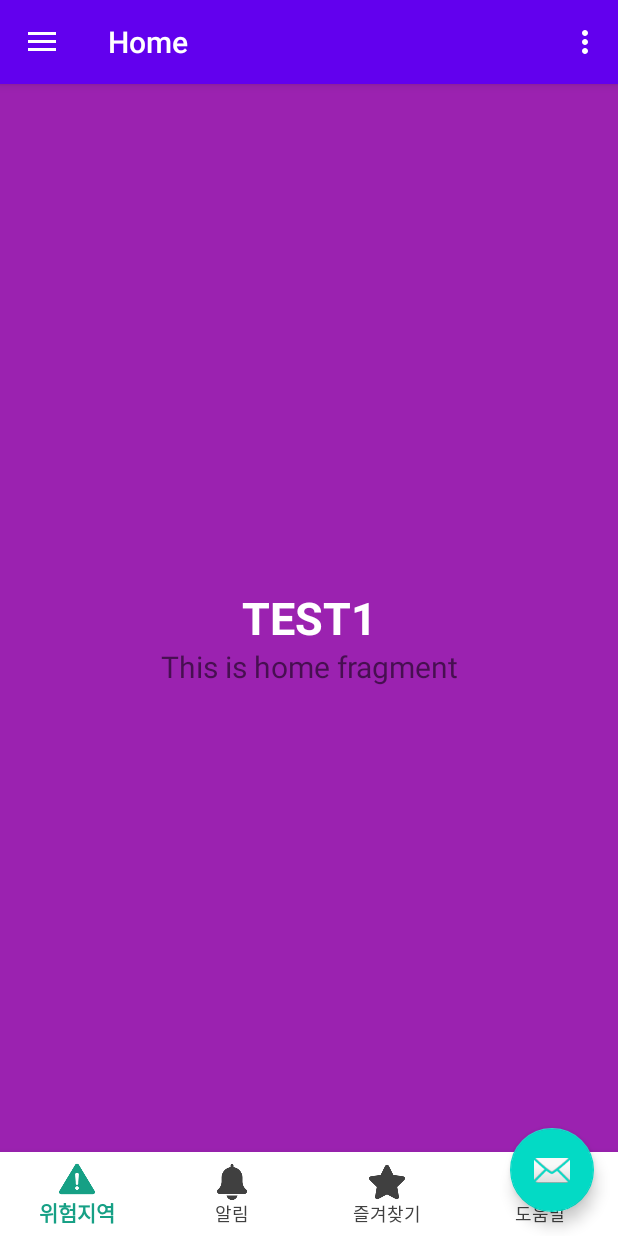
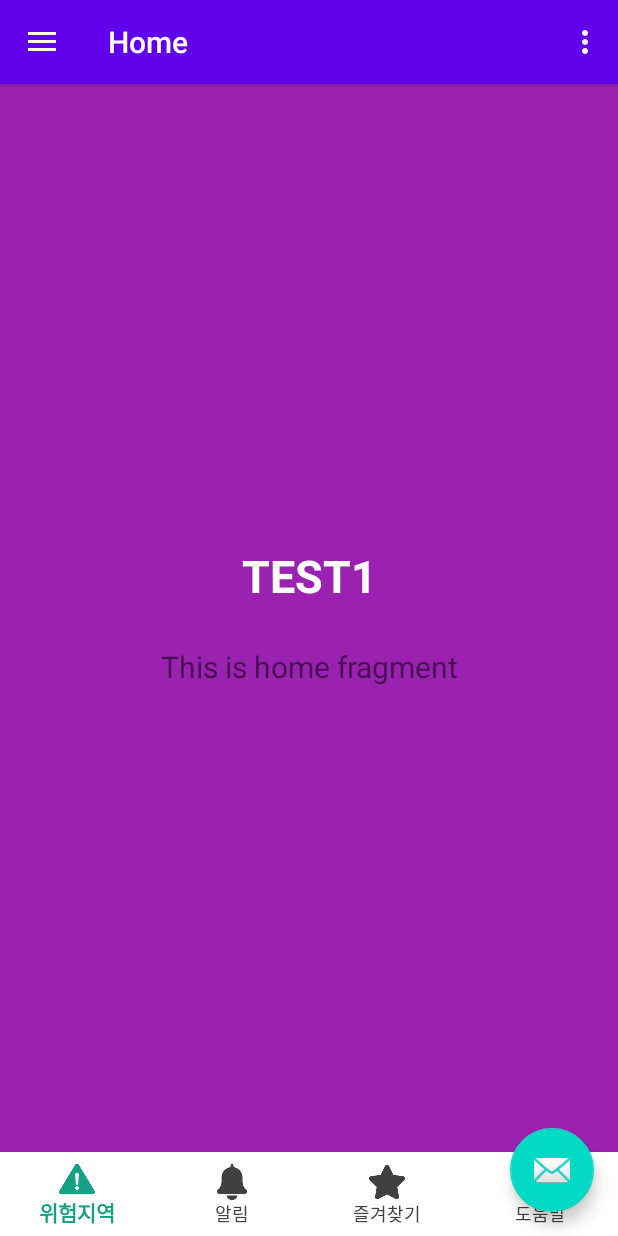
Before and after one commit to HMisu/BarrierFree, an Android app: the screen it shows after launch (MainActivity), on a phone screen of 412 x 824 dp. Run offline under Robolectric (Android 15) with nearby library versions, the phone set to English and light mode, and no system bars; our stand-ins replace navigation-ui.

Commit message:
200511 미혜 수정본에 네비게이션 UI 수정 및 java 구현

```diff
--- a/app/src/main/res/layout/activity_main.xml
+++ b/app/src/main/res/layout/activity_main.xml
@@ -6,36 +6,31 @@
     android:layout_width="match_parent"
     android:layout_height="match_parent"
     android:fitsSystemWindows="true"
-    tools:openDrawer="start">
+    tools:openDrawer="start"
+    tools:context=".MainActivity">
 
-    <androidx.constraintlayout.widget.ConstraintLayout
+    <RelativeLayout
         android:layout_width="match_parent"
-        android:layout_height="match_parent">
+        android:layout_height="match_parent"
+        android:orientation="vertical">
 
-        <FrameLayout
-            android:id="@+id/main_layout"
-            android:layout_width="0dp"
+        <FrameLayout android:id="@+id/main_layout"
+            android:layout_width="match_parent"
             android:layout_height="match_parent"
-            app:layout_constraintEnd_toEndOf="parent"
-            app:layout_constraintHorizontal_bias="0.0"
-            app:layout_constraintStart_toStartOf="parent"
-            app:layout_constraintTop_toTopOf="parent"/>
+            android:layout_marginBottom="?attr/actionBarSize" />
 
         <com.google.android.material.bottomnavigation.BottomNavigationView
             android:id="@+id/bottomNV"
             android:layout_width="match_parent"
             android:layout_height="wrap_content"
-            app:layout_constraintBottom_toBottomOf="parent"
-            app:layout_constraintEnd_toEndOf="parent"
-            app:layout_constraintStart_toStartOf="parent"
+            android:layout_alignParentBottom="true"
             android:background="#ffffff"
             app:itemBackground="@android:color/white"
-            app:labelVisibilityMode="labeled"
             app:itemIconTint="@drawable/menu_bottom_color"
             app:itemTextColor="@drawable/menu_bottom_color"
-            app:menu="@menu/menu_bottom"/>
-
-    </androidx.constraintlayout.widget.ConstraintLayout>
+            app:labelVisibilityMode="labeled"
+            app:menu="@menu/menu_bottom" />
+    </RelativeLayout>
 
     <include
         layout="@layout/app_bar_main"
@@ -50,5 +45,4 @@
         android:fitsSystemWindows="true"
         app:headerLayout="@layout/nav_header_main"
         app:menu="@menu/activity_main_drawer" />
-
 </androidx.drawerlayout.widget.DrawerLayout>
--- a/app/src/main/res/layout/fragment_gallery.xml
+++ b/app/src/main/res/layout/fragment_gallery.xml
@@ -1,5 +1,6 @@
 <?xml version="1.0" encoding="utf-8"?>
-<androidx.constraintlayout.widget.ConstraintLayout xmlns:android="http://schemas.android.com/apk/res/android"
+<androidx.constraintlayout.widget.ConstraintLayout
+    xmlns:android="http://schemas.android.com/apk/res/android"
     xmlns:app="http://schemas.android.com/apk/res-auto"
     xmlns:tools="http://schemas.android.com/tools"
     android:layout_width="match_parent"
```
